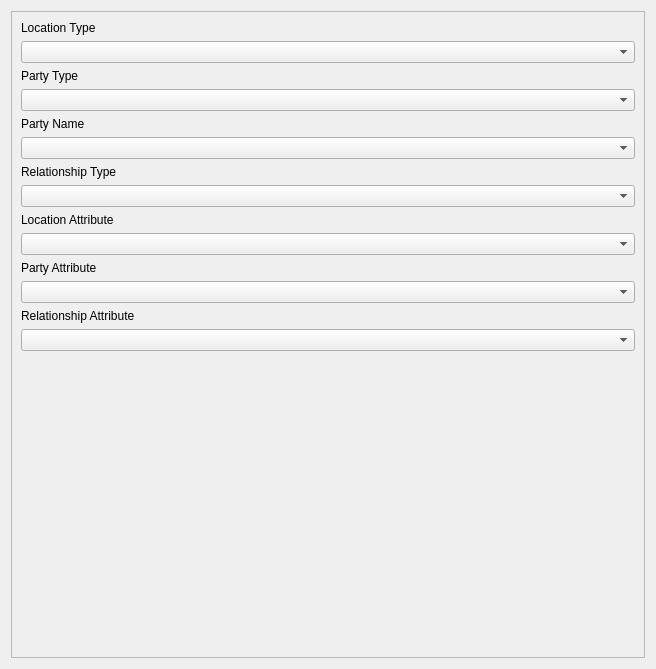
Qt form cadasta/gui/ui/wizard/step_project_creation02.ui (Cadasta/cadasta-qgis-plugin) before a commit.
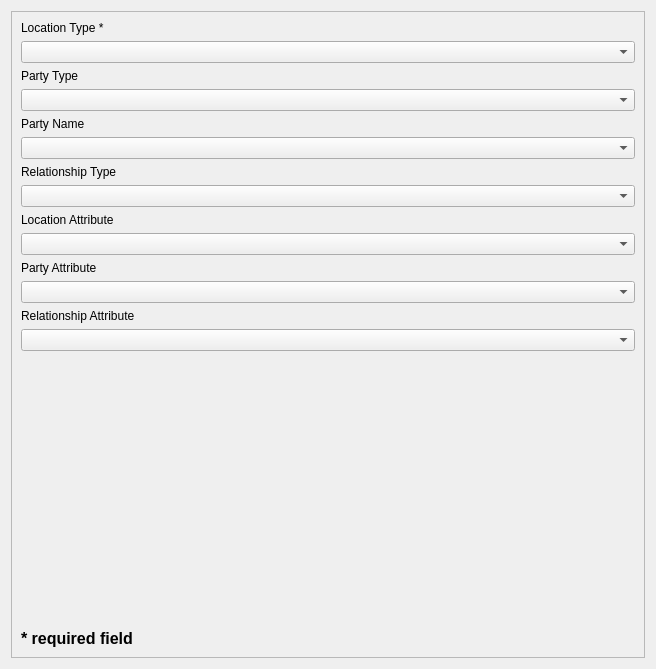
The same form after that commit. Custom widgets are drawn as their Qt base class.

Commit message: Upload project and locations

Diff of the .ui file:
```diff
--- a/cadasta/gui/ui/wizard/step_project_creation02.ui
+++ b/cadasta/gui/ui/wizard/step_project_creation02.ui
@@ -38,7 +38,7 @@
        <item>
         <widget class="QLabel" name="label">
          <property name="text">
-          <string>Location Type</string>
+          <string>Location Type *</string>
          </property>
         </widget>
        </item>
@@ -118,6 +118,20 @@
          </property>
         </spacer>
        </item>
+       <item>
+        <widget class="QLabel" name="label_3">
+         <property name="font">
+          <font>
+           <pointsize>12</pointsize>
+           <weight>75</weight>
+           <bold>true</bold>
+          </font>
+         </property>
+         <property name="text">
+          <string>* required field</string>
+         </property>
+        </widget>
+       </item>
       </layout>
      </widget>
     </widget>
```
The commit also changes 5 other files.
